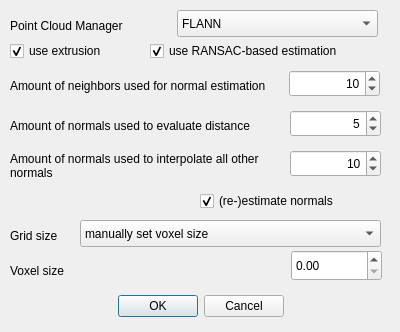
Qt form src/tools/viewer/ui/LVRReconstructionMarchingCubesDialogUI.ui (uos/lvr2) before a commit.
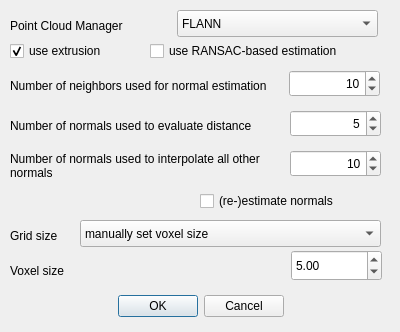
The same form after that commit.

Commit message: Updated MC reconstruction dialog

```diff
--- a/src/tools/viewer/ui/LVRReconstructionMarchingCubesDialogUI.ui
+++ b/src/tools/viewer/ui/LVRReconstructionMarchingCubesDialogUI.ui
@@ -85,7 +85,7 @@
     </rect>
    </property>
    <property name="text">
-    <string>Amount of neighbors used for normal estimation</string>
+    <string>Number of neighbors used for normal estimation</string>
    </property>
    <property name="wordWrap">
     <bool>true</bool>
@@ -101,7 +101,7 @@
     </rect>
    </property>
    <property name="text">
-    <string>Amount of normals used to evaluate distance</string>
+    <string>Number of normals used to evaluate distance</string>
    </property>
    <property name="wordWrap">
     <bool>true</bool>
@@ -117,7 +117,7 @@
     </rect>
    </property>
    <property name="text">
-    <string>Amount of normals used to interpolate all other normals</string>
+    <string>Number of normals used to interpolate all other normals</string>
    </property>
    <property name="wordWrap">
     <bool>true</bool>
@@ -136,7 +136,7 @@
     <string>(re-)estimate normals</string>
    </property>
    <property name="checked">
-    <bool>true</bool>
+    <bool>false</bool>
    </property>
   </widget>
   <widget class="QCheckBox" name="checkBox_RANSAC">
@@ -152,7 +152,7 @@
     <string>use RANSAC-based estimation</string>
    </property>
    <property name="checked">
-    <bool>true</bool>
+    <bool>false</bool>
    </property>
   </widget>
   <widget class="QCheckBox" name="checkBox_Extrusion">
@@ -292,6 +292,15 @@
      <height>31</height>
     </rect>
    </property>
+   <property name="maximum">
+    <double>99999.990000000005239</double>
+   </property>
+   <property name="singleStep">
+    <double>0.100000000000000</double>
+   </property>
+   <property name="value">
+    <double>5.000000000000000</double>
+   </property>
   </widget>
  </widget>
  <resources/>
```
